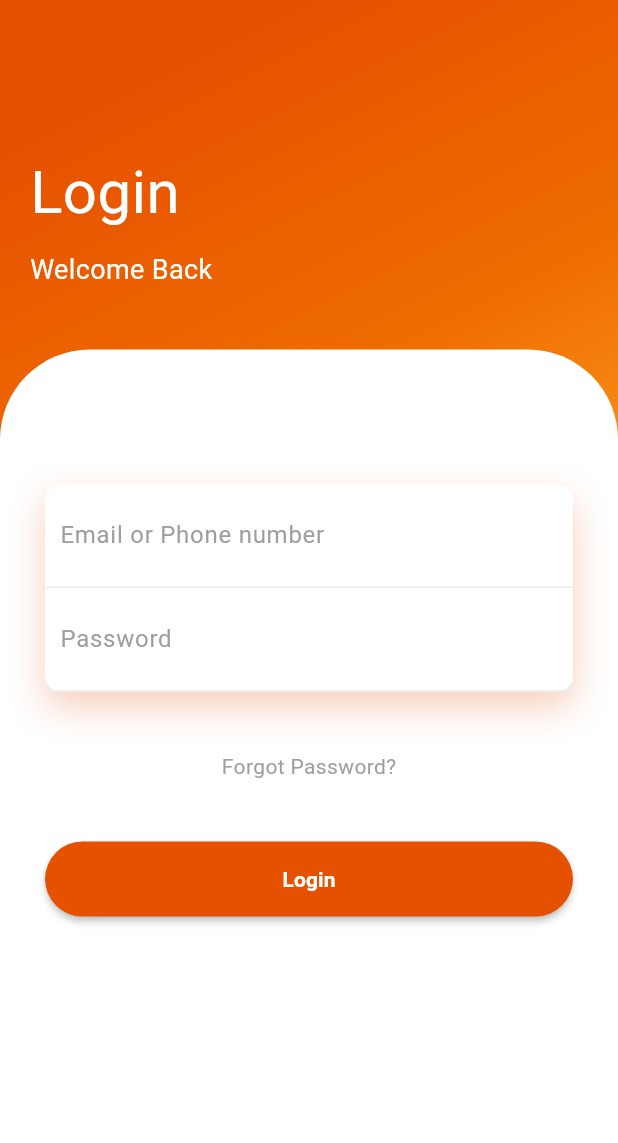
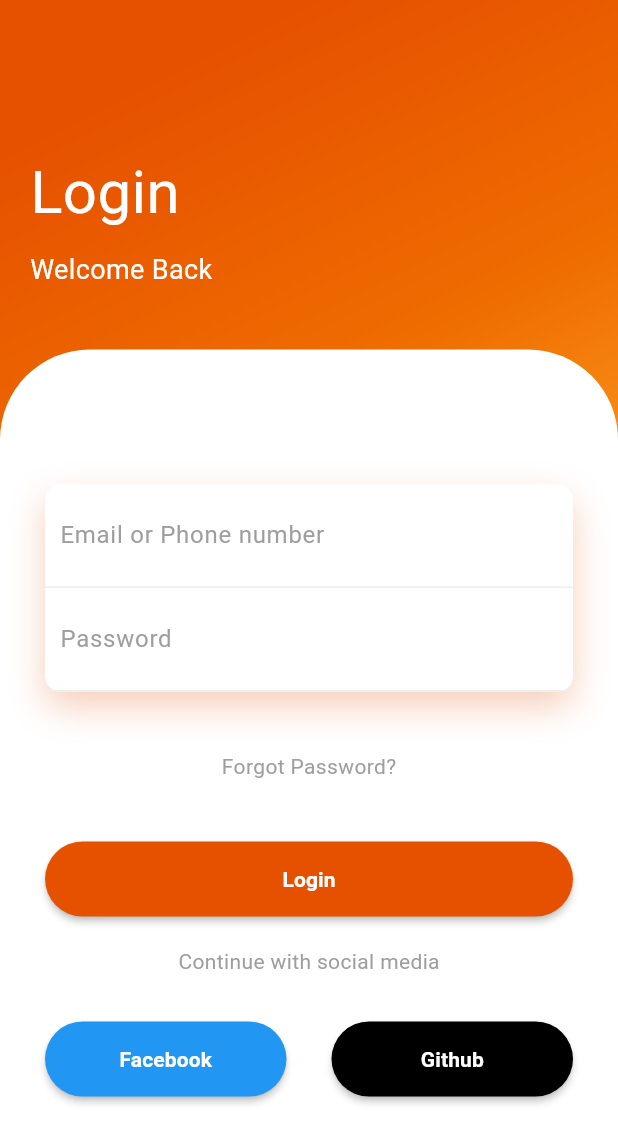
Before and after one commit to Anita-aaa/Agriculture_Equipment_Rental_System, a Flutter app: the screen it shows after launch, on a phone screen of 412 x 824 dp. Shown: the top 1143 px of the screen. Run offline on Flutter 3.47's test engine with Material 3 defaults, Android fonts, the phone set to English and light mode, and no system bars.

Commit message:
update in login page

```diff
--- a/lib/view/login_view.dart
+++ b/lib/view/login_view.dart
@@ -280,6 +280,53 @@ class LoginView extends StatelessWidget {
                           ),
                         ),
                       ),
+                      SizedBox(height: 20),
+                      Text(
+                        "Continue with social media",
+                        style: TextStyle(color: Colors.grey),
+                      ),
+                      SizedBox(height: 30),
+                      Row(
+                        children: <Widget>[
+                          Expanded(
+                            child: MaterialButton(
+                              onPressed: () {},
+                              height: 50,
+                              color: Colors.blue,
+                              shape: RoundedRectangleBorder(
+                                borderRadius: BorderRadius.circular(50),
+                              ),
+                              child: Center(
+                                child: Text(
+                                  "Facebook",
+                                  style: TextStyle(
+                                      color: Colors.white,
+                                      fontWeight: FontWeight.bold),
+                                ),
+                              ),
+                            ),
+                          ),
+                          SizedBox(width: 30),
+                          Expanded(
+                            child: MaterialButton(
+                              onPressed: () {},
+                              height: 50,
+                              shape: RoundedRectangleBorder(
+                                borderRadius: BorderRadius.circular(50),
+                              ),
+                              color: Colors.black,
+                              child: Center(
+                                child: Text(
+                                  "Github",
+                                  style: TextStyle(
+                                      color: Colors.white,
+                                      fontWeight: FontWeight.bold),
+                                ),
+                              ),
+                            ),
+                          )
+                        ],
+                      )
                     ],
                   ),
                 ),
```
